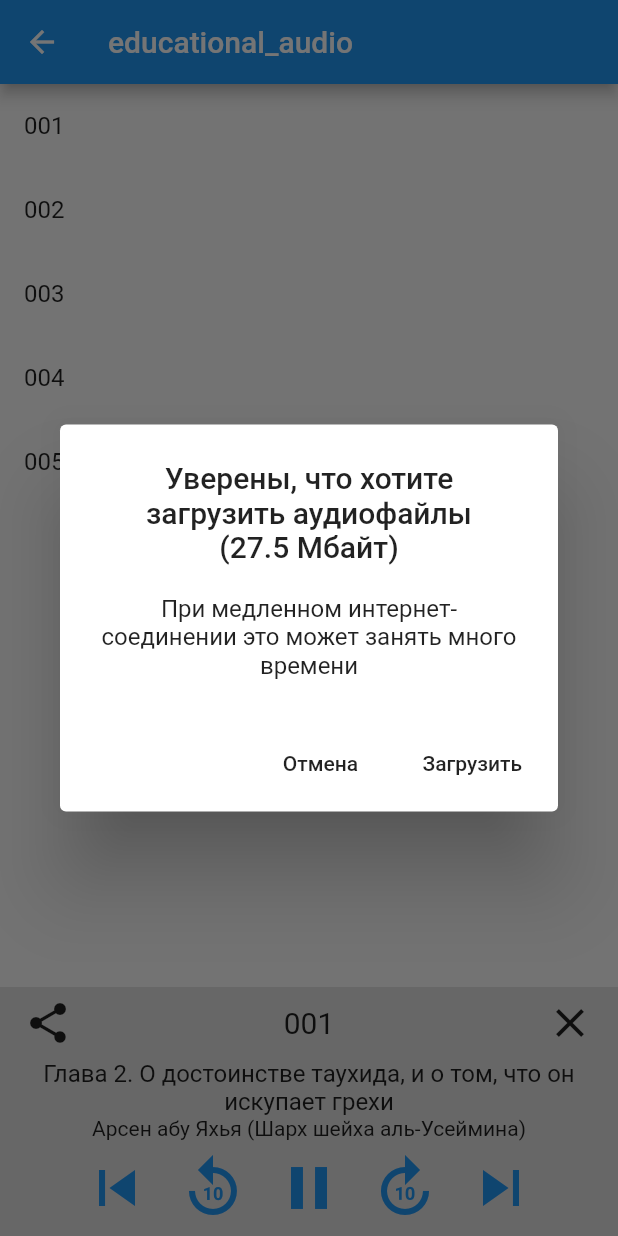
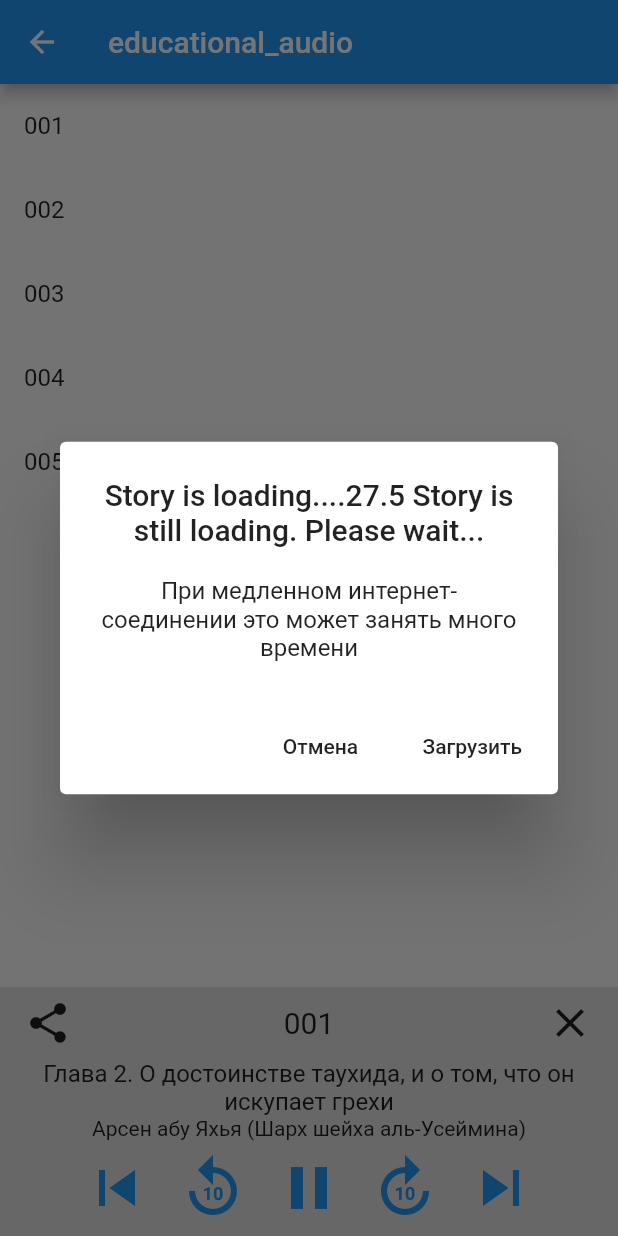
Before and after one commit to androidmaven/educational_audioplayer, a Flutter app: the AudioScreen screen opened directly, after a tap on "001", after a tap on the "cloud download" icon, on a phone screen of 412 x 824 dp. Run offline on Flutter 3.47's test engine with Material 2 defaults, Android fonts, the phone set to English and light mode, and no system bars; our stand-ins replace flutter_local_notifications, share, shared_preferences; missing offline and left inert: audioplayer, progress_hud; accounts and stored records are empty.

Commit message:
updating constants for notification

```diff
--- a/lib/util/constants.dart
+++ b/lib/util/constants.dart
@@ -6,11 +6,11 @@ const double iconSize = 48.0;
 const double playerInset = 8.0;
 const double closeIconSize = 32.0;
 
-const String downloadAudiosTitle = 'Загрузка файлов';
-const String deleteAudiosTitle = 'Удаление файлов';
+const String downloadAudiosTitle = 'Download story';
+const String deleteAudiosTitle = 'Delete Story';
 const String loadingConfirmationTitle_1 =
-    'Уверены, что хотите загрузить аудиофайлы \n(';
-const String loadingConfirmationTitle_2 = ' Мбайт)';
+    'Story is loading....';
+const String loadingConfirmationTitle_2 = ' Story is still loading. Please wait...';
 const String deletionConfirmationTitle =
     'Уверены, что хотите удалить загруженные аудтофайлы?';
 const String loadingConfirmationInfo =
@@ -28,11 +28,11 @@ const String deletionFailedDialogInfo =
 const String playFailedDialogTitle = 'Не удалось воспроизвести аудио';
 const String playFailedDialogInfo =
     'Возможно, файл поврежден, попробуйде удалить и заново загрузить аудио';
-const String notificationTitle = 'Остановить аудио';
-const String notificationBody = 'и открыть приложение';
+const String notificationTitle = 'A story time app';
+const String notificationBody = 'Playing a story time story';
 
 const String resourceAllDownloadedAudio = 'AllDownloadedAudios';
 
-const String notificationChannelId = 'Educational Audioplayer Notification ID';
-const String notificationChannelName = 'Educational Audioplayer Notification';
+const String notificationChannelId = 'StoryTime Audioplayer Notification ID';
+const String notificationChannelName = 'StoryTime Audioplayer Notification';
 const String notificationChannelDescription = 'Pause audio and open the app';
```
